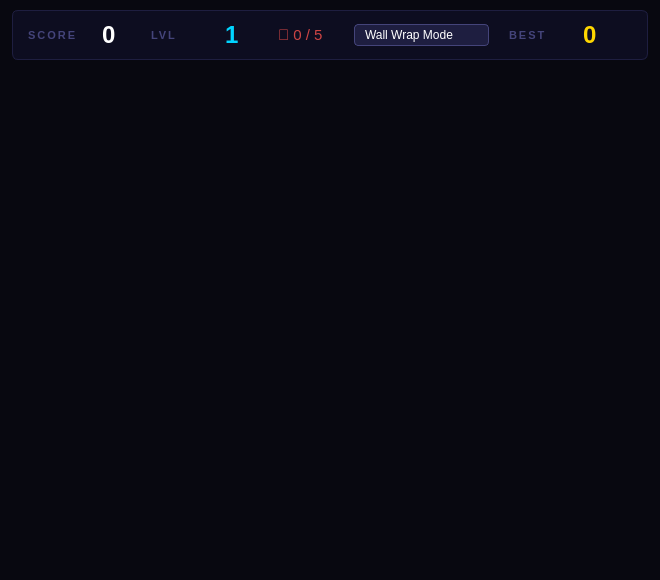
Qt form src/MainWindow.ui (amrrnagy/SnakeGame) before a commit.
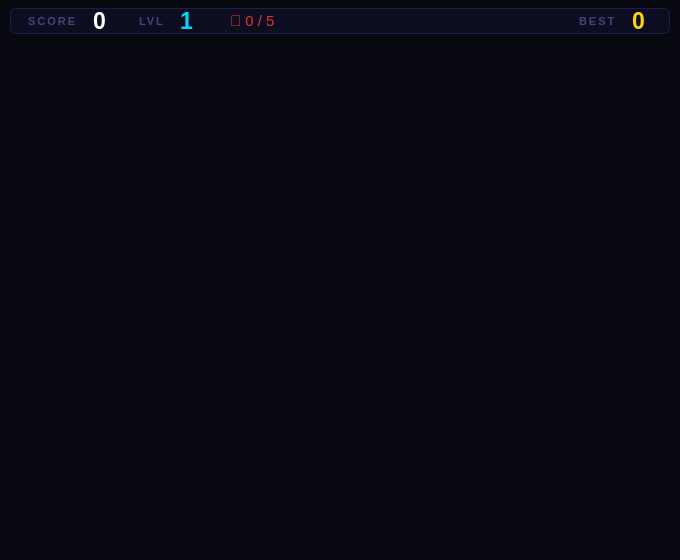
The same form after that commit.

Commit message: Skin Feature and difficulty

What changed in the file:
```diff
--- a/src/MainWindow.ui
+++ b/src/MainWindow.ui
@@ -6,8 +6,8 @@
    <rect>
     <x>0</x>
     <y>0</y>
-    <width>660</width>
-    <height>580</height>
+    <width>680</width>
+    <height>560</height>
    </rect>
   </property>
   <property name="windowTitle">
@@ -18,26 +18,18 @@
   </property>
   <widget class="QWidget" name="centralwidget">
    <property name="styleSheet">
-    <string>QWidget { background-color: #080810; }</string>
+    <string>QWidget#centralwidget { background-color: #080810; }</string>
    </property>
+
+   <!-- Root: vertical stack — HUD bar on top, board fills rest -->
    <layout class="QVBoxLayout" name="rootLayout">
-    <property name="spacing">
-     <number>6</number>
-    </property>
-    <property name="leftMargin">
-     <number>12</number>
-    </property>
-    <property name="topMargin">
-     <number>10</number>
-    </property>
-    <property name="rightMargin">
-     <number>12</number>
-    </property>
-    <property name="bottomMargin">
-     <number>10</number>
-    </property>
+    <property name="spacing"><number>6</number></property>
+    <property name="leftMargin"><number>10</number></property>
+    <property name="topMargin"><number>8</number></property>
+    <property name="rightMargin"><number>10</number></property>
+    <property name="bottomMargin"><number>8</number></property>
 
-    <!-- ═══ TOP HUD BAR ═══ -->
+    <!-- ══ HUD BAR (fixed height, full width) ══════════════════════════ -->
     <item>
      <widget class="QWidget" name="hudBar">
       <property name="maximumHeight">
@@ -46,21 +38,22 @@
       <property name="styleSheet">
        <string>
         QWidget#hudBar {
-        background-color: #0d0d20;
-        border: 1px solid #1e1e40;
+        background-color: #0d0d22;
+        border: 1px solid #1e1e44;
         border-radius: 6px;
         }
         QLabel { background: transparent; }
        </string>
       </property>
+
       <layout class="QHBoxLayout" name="hudLayout">
-       <property name="leftMargin"><number>16</number></property>
+       <property name="leftMargin"><number>18</number></property>
        <property name="topMargin"><number>0</number></property>
-       <property name="rightMargin"><number>16</number></property>
+       <property name="rightMargin"><number>18</number></property>
        <property name="bottomMargin"><number>0</number></property>
-       <property name="spacing"><number>0</number></property>
+       <property name="spacing"><number>4</number></property>
 
-       <!-- SCORE -->
+       <!-- SCORE label -->
        <item>
         <widget class="QLabel" name="hudScoreLabel">
          <property name="text"><string>SCORE</string></property>
@@ -71,8 +64,8 @@
        <item>
         <widget class="QLabel" name="scoreValueLabel">
          <property name="text"><string>0</string></property>
-         <property name="font"><font><pointsize>18</pointsize><bold>true</bold></font></property>
-         <property name="styleSheet"><string>color: #ffffff; margin-left: 6px; margin-right: 20px;</string></property>
+         <property name="font"><font><pointsize>17</pointsize><bold>true</bold></font></property>
+         <property name="styleSheet"><string>color: #ffffff; margin-left:5px; margin-right:22px;</string></property>
         </widget>
        </item>
 
@@ -87,8 +80,8 @@
        <item>
         <widget class="QLabel" name="levelValueLabel">
          <property name="text"><string>1</string></property>
-         <property name="font"><font><pointsize>18</pointsize><bold>true</bold></font></property>
-         <property name="styleSheet"><string>color: #00d4ff; margin-left: 6px; margin-right: 20px;</string></property>
+         <property name="font"><font><pointsize>17</pointsize><bold>true</bold></font></property>
+         <property name="styleSheet"><string>color: #00d4ff; margin-left:5px; margin-right:22px;</string></property>
         </widget>
        </item>
 
@@ -97,7 +90,7 @@
         <widget class="QLabel" name="progressValueLabel">
          <property name="text"><string>🍎 0 / 5</string></property>
          <property name="font"><font><pointsize>11</pointsize></font></property>
-         <property name="styleSheet"><string>color: #cc4444; margin-right: 20px;</string></property>
+         <property name="styleSheet"><string>color: #dd3333; margin-right:10px;</string></property>
         </widget>
        </item>
 
@@ -105,48 +98,11 @@
        <item>
         <spacer>
          <property name="orientation"><enum>Qt::Horizontal</enum></property>
+         <property name="sizeHint" stdset="0"><size><width>40</width><height>20</height></size></property>
         </spacer>
        </item>
 
-       <item>
-        <widget class="QComboBox" name="modeComboBox">
-         <item>
-          <property name="text">
-           <string>Wall Wrap Mode</string>
-          </property>
-         </item>
-         <item>
-          <property name="text">
-           <string>Solid Walls Mode</string>
-          </property>
-         </item>
-         <property name="styleSheet">
-          <string>
-           QComboBox {
-            background-color: #1e1e40;
-            color: #ffffff;
-            border: 1px solid #44447a;
-            border-radius: 4px;
-            padding: 2px 10px;
-           }
-           QComboBox::drop-down {
-            border: 0px;
-           }
-          </string>
-         </property>
-        </widget>
-       </item>
-
-       <!-- Spacer between combobox and high score -->
-       <item>
-        <spacer>
-         <property name="orientation"><enum>Qt::Horizontal</enum></property>
-         <property name="sizeType"><enum>QSizePolicy::Fixed</enum></property>
-         <property name="sizeHint"><size><width>20</width><height>10</height></size></property>
-        </spacer>
-       </item>
-
-       <!-- HIGH SCORE -->
+       <!-- BEST label -->
        <item>
         <widget class="QLabel" name="hudHsLabel">
          <property name="text"><string>BEST</string></property>
@@ -157,8 +113,8 @@
        <item>
         <widget class="QLabel" name="hsValueLabel">
          <property name="text"><string>0</string></property>
-         <property name="font"><font><pointsize>18</pointsize><bold>true</bold></font></property>
-         <property name="styleSheet"><string>color: #ffd700; margin-left: 6px;</string></property>
+         <property name="font"><font><pointsize>17</pointsize><bold>true</bold></font></property>
+         <property name="styleSheet"><string>color: #ffd700; margin-left:5px;</string></property>
         </widget>
        </item>
 
@@ -169,17 +125,12 @@
     <!-- ═══ GAME BOARD ═══ -->
     <item>
      <widget class="QWidget" name="gameBoard" native="true">
-      <property name="minimumSize">
-       <size>
-        <width>630</width>
-        <height>504</height>
-       </size>
-      </property>
-      <property name="maximumSize">
-       <size>
-        <width>630</width>
-        <height>504</height>
-       </size>
+      <!-- No fixed min/max size — let the layout stretch it -->
+      <property name="sizePolicy">
+       <sizepolicy hsizetype="Expanding" vsizetype="Expanding">
+        <horstretch>1</horstretch>
+        <verstretch>1</verstretch>
+       </sizepolicy>
       </property>
       <property name="styleSheet">
        <string>background-color: transparent;</string>
```
Left out of the diff: 17 changed lines with no effect on the pictures. The commit also changes 2 other files.
